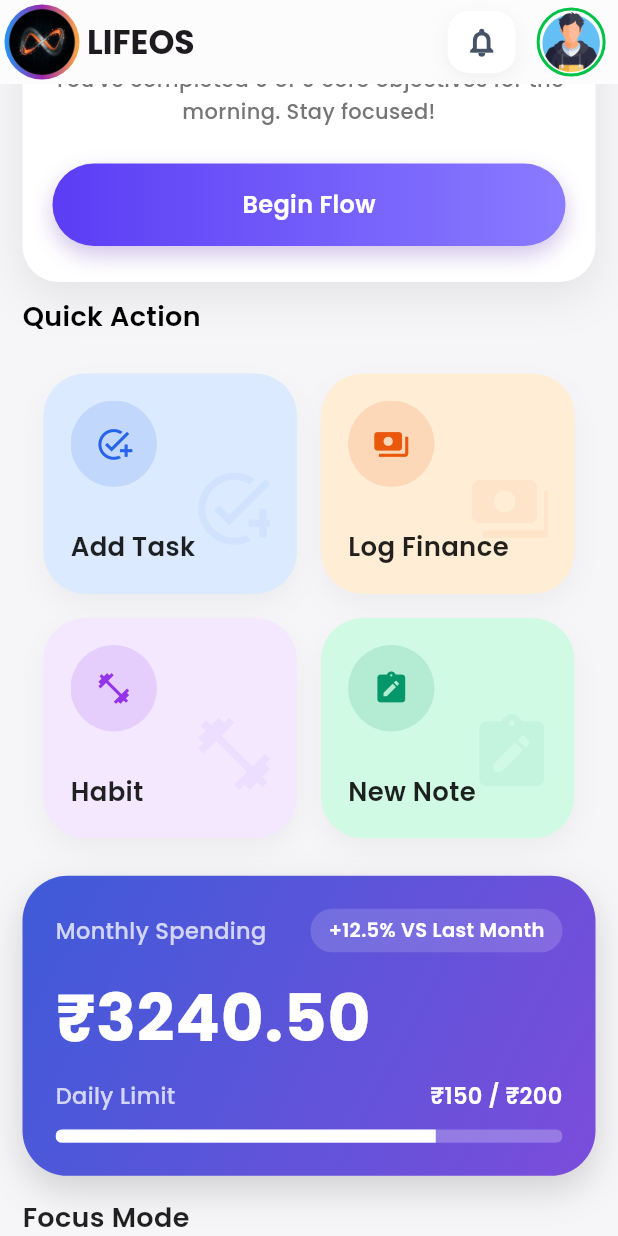
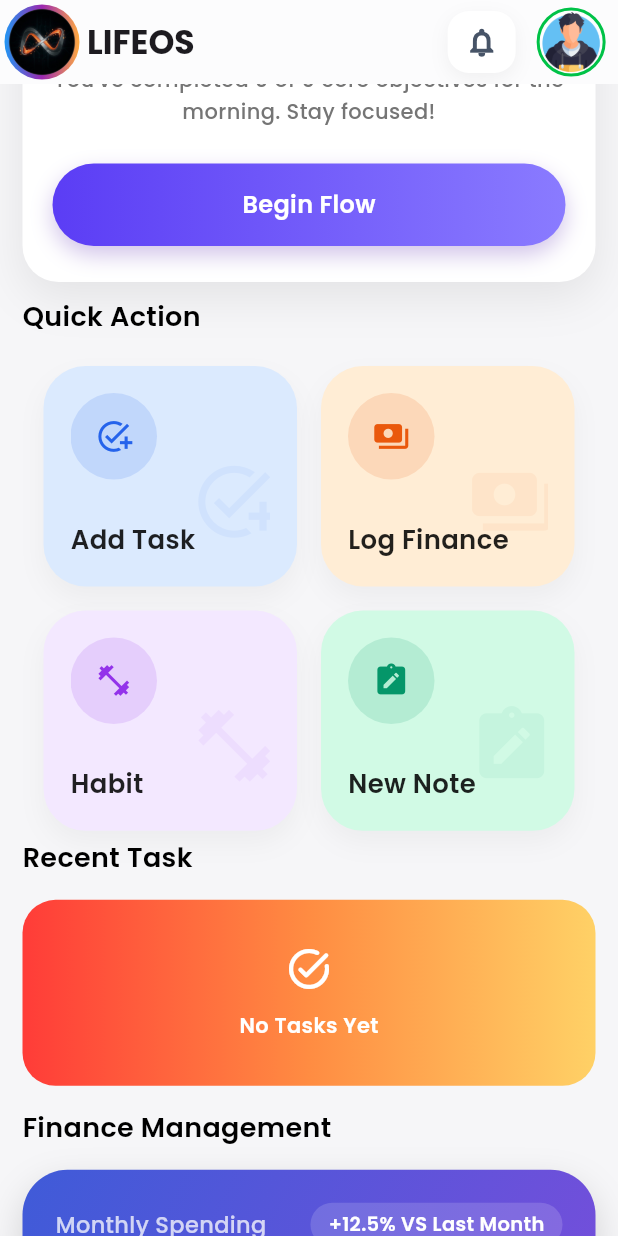
Before and after one commit to SUDIPSHIT777/lifeos, a Flutter app: the Dashboard screen opened by its route, scrolled down 576 dp, on a phone screen of 412 x 824 dp. Run offline on Flutter 3.47's test engine with Material 3 defaults, Android fonts, the phone set to English and light mode, and no system bars; our stand-ins replace audioplayers, auto_size_text, cloud_firestore, firebase_auth, firebase_core, flutter_dotenv and 8 more; missing offline and left inert: gpt_markdown; accounts and stored records are empty; network calls fail.

Commit message:
all recent task done

```diff
--- a/lib/feature/dashboard/ui/dashboard.dart
+++ b/lib/feature/dashboard/ui/dashboard.dart
@@ -1,4 +1,5 @@
 // ignore_for_file: use_build_context_synchronously
+import 'package:auto_size_text/auto_size_text.dart';
 import 'package:flutter/material.dart';
 import 'package:go_router/go_router.dart';
 import 'package:google_fonts/google_fonts.dart';
@@ -10,6 +11,7 @@ import 'package:lifeos/feature/dashboard/widget/buttonwidget.dart';
 import 'package:lifeos/feature/dashboard/widget/cardwidget.dart';
 import 'package:lifeos/feature/dashboard/widget/focustimer.dart';
 import 'package:lifeos/feature/dashboard/widget/notes.dart';
+import 'package:lifeos/feature/dashboard/widget/recenttask.dart';
 import 'package:lifeos/feature/tasks/controller/taskprovider.dart';
 import 'package:lifeos/feature/tasks/ui/taskaddui.dart';
 import 'package:provider/provider.dart';
@@ -25,6 +27,7 @@ class _DashboardState extends State<Dashboard> {
   final WeatherService weatherservice = WeatherService();
   final Buttonwidget buttonwidget = Buttonwidget();
   final Cardwidget cardwidget = Cardwidget();
+  final Recenttask recenttask = Recenttask();
   @override
   void initState() {
     super.initState();
@@ -185,9 +188,6 @@ class _DashboardState extends State<Dashboard> {
               const SizedBox(height: 15),
               cardwidget.progressCard(context),
               const SizedBox(height: 10),
-              Row(
-                mainAxisAlignment: MainAxisAlignment.spaceBetween,
-                children: [
               Text(
                 "Quick Action",
                 style: GoogleFonts.poppins(
@@ -196,13 +196,11 @@ class _DashboardState extends State<Dashboard> {
                   color: Colors.black,
                 ),
               ),
-                ],
-              ),
               const SizedBox(height: 15),
               Padding(
                 padding: const EdgeInsets.symmetric(
                   horizontal: 14,
-                  vertical: 10,
+                  vertical: 5,
                 ),
                 child: Column(
                   crossAxisAlignment: CrossAxisAlignment.start,
@@ -259,6 +257,26 @@ class _DashboardState extends State<Dashboard> {
                       ],
                     ),
                   ],
+                ),
+              ),
+
+              Text(
+                "Recent Task",
+                style: GoogleFonts.poppins(
+                  fontSize: 18,
+                  fontWeight: FontWeight.w600,
+                  color: Colors.black,
+                ),
+              ),
+              const SizedBox(height: 15),
+              recenttask.recentTaskWidget(context),
+              const SizedBox(height: 15),
+              Text(
+                "Finance Management",
+                style: GoogleFonts.poppins(
+                  fontSize: 18,
+                  fontWeight: FontWeight.w600,
+                  color: Colors.black,
                 ),
               ),
               const SizedBox(height: 15),
--- /dev/null
+++ b/lib/feature/dashboard/widget/recenttask.dart
@@ -0,0 +1,162 @@
+import 'package:flutter/material.dart';
+import 'package:google_fonts/google_fonts.dart';
+import 'package:lifeos/feature/tasks/controller/taskprovider.dart';
+import 'package:lifeos/model/taskmodel.dart';
+import 'package:provider/provider.dart';
+
+class Recenttask {
+  Widget recentTaskWidget(BuildContext context) {
+    return StreamBuilder<List<TaskModel>>(
+      stream: context.read<Taskprovider>().getTasks(),
+
+      builder: (context, snapshot) {
+        /// LOADING
+        if (snapshot.connectionState == ConnectionState.waiting) {
+          return const Center(child: CircularProgressIndicator());
+        }
+
+        /// NO TASK
+        if (!snapshot.hasData || snapshot.data!.isEmpty) {
+          return Container(
+            width: double.infinity,
+            padding: const EdgeInsets.symmetric(vertical: 30, horizontal: 20),
+
+            decoration: BoxDecoration(
+              borderRadius: BorderRadius.circular(22),
+
+              gradient: const LinearGradient(
+                colors: [
+                  Color(0xFFFF3C38),
+                  Color(0xFFFF8C42),
+                  Color(0xFFFFD166),
+                ],
+              ),
+            ),
+
+            child: Column(
+              children: [
+                const Icon(
+                  Icons.task_alt_rounded,
+                  size: 32,
+                  color: Colors.white,
+                ),
+
+                const SizedBox(height: 12),
+
+                Text(
+                  "No Tasks Yet",
+
+                  style: GoogleFonts.poppins(
+                    color: Colors.white,
+                    fontWeight: FontWeight.w600,
+                  ),
+                ),
+              ],
+            ),
+          );
+        }
+
+        final allTasks = snapshot.data!;
+
+        final tasks = allTasks.where((task) => !task.isCompleted).toList()
+          ..sort((a, b) => b.createdAt.compareTo(a.createdAt));
+
+        /// ALL TASK COMPLETED
+        if (allTasks.isNotEmpty && tasks.isEmpty) {
+          return Container(
+            width: double.infinity,
+            padding: const EdgeInsets.all(25),
+
+            decoration: BoxDecoration(
+              borderRadius: BorderRadius.circular(22),
+
+              gradient: const LinearGradient(
+                colors: [Color(0xFF00C853), Color(0xFF64DD17)],
+              ),
+            ),
+
+            child: Column(
+              children: [
+                const Icon(
+                  Icons.done_all_rounded,
+                  size: 32,
+                  color: Colors.white,
+                ),
+
+                const SizedBox(height: 12),
+
+                Text(
+                  "All Tasks Completed",
+
+                  style: GoogleFonts.poppins(
+                    color: Colors.white,
+                    fontWeight: FontWeight.w600,
+                  ),
+                ),
+              ],
+            ),
+          );
+        }
+
+        /// TASK LIST
+        return Column(
+          children: tasks.take(3).map((task) {
+            return Container(
+              margin: const EdgeInsets.only(bottom: 10),
+
+              padding: const EdgeInsets.all(14),
+
+              decoration: BoxDecoration(
+                color: Colors.white,
+                borderRadius: BorderRadius.circular(18),
+              ),
+
+              child: Row(
+                children: [
+                  Icon(
+                    context.read<Taskprovider>().getPriorityIcon(task.priority),
+
+                    color: context.read<Taskprovider>().getPriorityColor(
+                      task.priority,
+                    ),
+                  ),
+
+                  const SizedBox(width: 12),
+
+                  Expanded(
+                    child: Column(
+                      crossAxisAlignment: CrossAxisAlignment.start,
+
+                      children: [
+                        Text(
+                          task.title,
+
+                          style: GoogleFonts.poppins(
+                            fontWeight: FontWeight.w600,
+                          ),
+                        ),
+
+                        Text(
+                          task.desc,
+
+                          maxLines: 1,
+
+                          overflow: TextOverflow.ellipsis,
+
+                          style: GoogleFonts.poppins(
+                            fontSize: 12,
+                            color: Colors.grey,
+                          ),
+                        ),
+                      ],
+                    ),
+                  ),
+                ],
+              ),
+            );
+          }).toList(),
+        );
+      },
+    );
+  }
+}
```
Also changed, not shown: lib/feature/ai_assistant/ui/aidashboard.dart (+2 -81 lines). Lines whose indentation alone changed are shown as unchanged.
